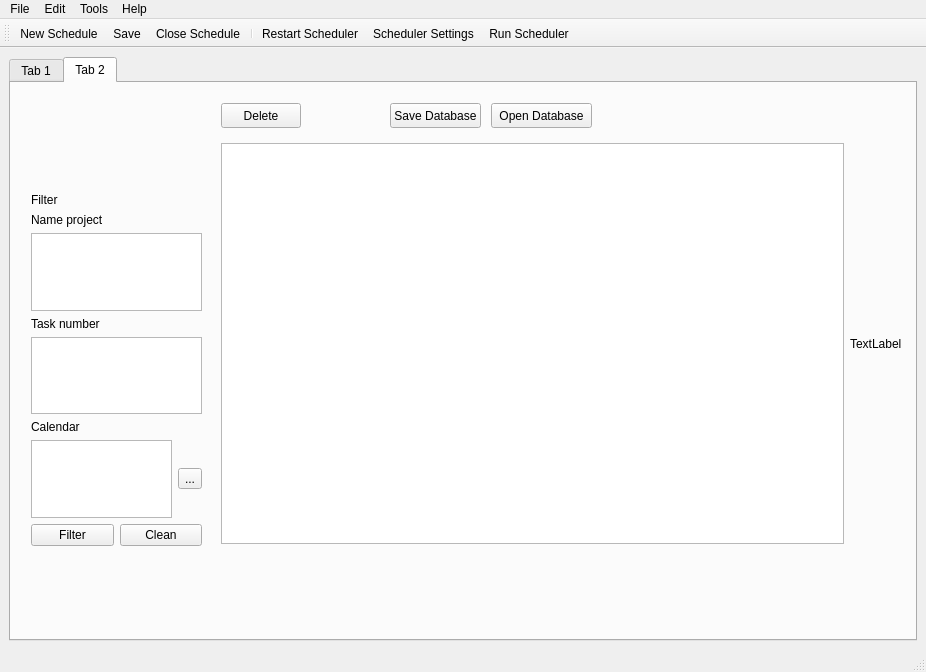
Above: FCheddar/mainwindow.ui from alu0101278919/OS_Project_FCheddar before the change. Below: the same form after it.
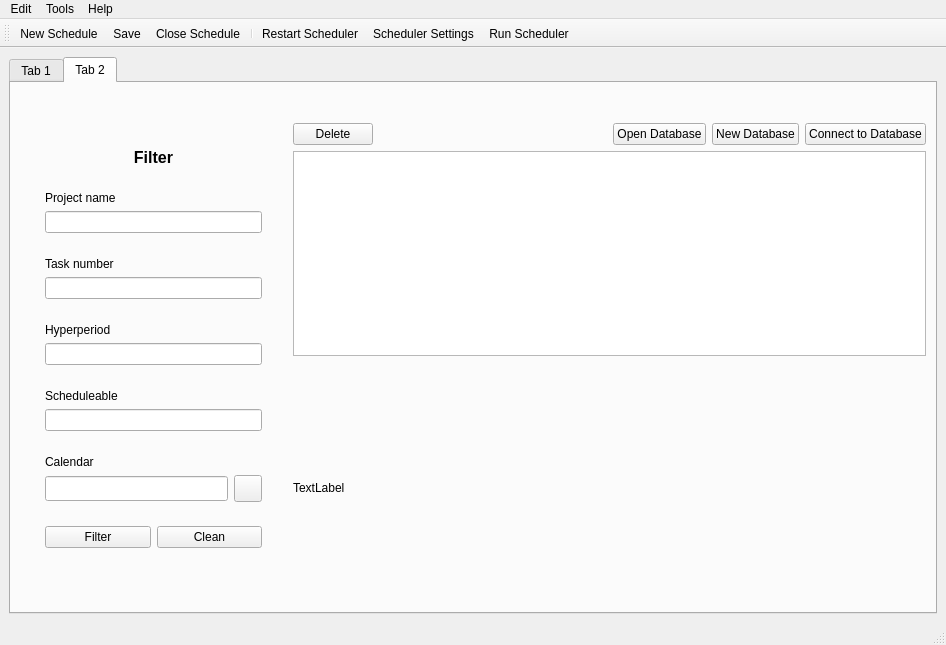
That is the form after the change. Icons and pictures are not drawn.

Commit message: Error control and basic database filtering

```diff
--- a/FCheddar/mainwindow.ui
+++ b/FCheddar/mainwindow.ui
@@ -6,15 +6,15 @@
    <rect>
     <x>0</x>
     <y>0</y>
-    <width>926</width>
-    <height>672</height>
+    <width>946</width>
+    <height>645</height>
    </rect>
   </property>
   <property name="windowTitle">
    <string>MainWindow</string>
   </property>
   <widget class="QWidget" name="centralwidget">
-   <layout class="QHBoxLayout" name="horizontalLayout">
+   <layout class="QVBoxLayout" name="verticalLayout_14">
     <item>
      <widget class="QTabWidget" name="tabWidget">
       <property name="currentIndex">
@@ -77,97 +77,113 @@
        <attribute name="title">
         <string>Tab 2</string>
        </attribute>
-       <widget class="QPushButton" name="deleteButton">
-        <property name="geometry">
-         <rect>
-          <x>210</x>
-          <y>20</y>
-          <width>80</width>
-          <height>25</height>
-         </rect>
-        </property>
-        <property name="text">
-         <string>Delete</string>
-        </property>
-       </widget>
-       <widget class="QPushButton" name="saveDatabaseButton">
-        <property name="geometry">
-         <rect>
-          <x>379</x>
-          <y>20</y>
-          <width>91</width>
-          <height>25</height>
-         </rect>
-        </property>
-        <property name="styleSheet">
-         <string notr="true"/>
-        </property>
-        <property name="text">
-         <string>Save Database</string>
-        </property>
-       </widget>
-       <widget class="QPushButton" name="openDatabaseButton">
-        <property name="geometry">
-         <rect>
-          <x>480</x>
-          <y>20</y>
-          <width>101</width>
-          <height>25</height>
-         </rect>
-        </property>
-        <property name="text">
-         <string>Open Database</string>
-        </property>
-       </widget>
-       <widget class="QWidget" name="layoutWidget">
-        <property name="geometry">
-         <rect>
-          <x>210</x>
-          <y>60</y>
-          <width>681</width>
-          <height>401</height>
-         </rect>
-        </property>
-        <layout class="QHBoxLayout" name="showDatabase_layout">
-         <item>
-          <widget class="QTableView" name="projectTable"/>
+       <layout class="QVBoxLayout" name="verticalLayout_10">
+        <item>
+         <layout class="QHBoxLayout" name="horizontalLayout">
+          <item>
+           <spacer name="horizontalSpacer_5">
+            <property name="orientation">
+             <enum>Qt::Horizontal</enum>
+            </property>
+            <property name="sizeType">
+             <enum>QSizePolicy::Fixed</enum>
+            </property>
+            <property name="sizeHint" stdset="0">
+             <size>
+              <width>25</width>
+              <height>20</height>
+             </size>
+            </property>
+           </spacer>
+          </item>
+          <item>
+           <layout class="QVBoxLayout" name="verticalLayout_9">
+            <item>
+             <spacer name="verticalSpacer_8">
+              <property name="orientation">
+               <enum>Qt::Vertical</enum>
+              </property>
+              <property name="sizeType">
+               <enum>QSizePolicy::MinimumExpanding</enum>
+              </property>
+              <property name="sizeHint" stdset="0">
+               <size>
+                <width>20</width>
+                <height>28</height>
+               </size>
+              </property>
+             </spacer>
          </item>
          <item>
-          <widget class="QLabel" name="imgGraph">
-           <property name="text">
-            <string>TextLabel</string>
-           </property>
-          </widget>
-         </item>
-        </layout>
-       </widget>
-       <widget class="QWidget" name="">
-        <property name="geometry">
-         <rect>
-          <x>20</x>
-          <y>110</y>
-          <width>171</width>
-          <height>353</height>
-         </rect>
-        </property>
-        <layout class="QVBoxLayout" name="filter_layout">
+             <layout class="QVBoxLayout" name="verticalLayout_8">
          <item>
           <widget class="QLabel" name="filteLabel">
            <property name="text">
-            <string>Filter</string>
+                 <string>&lt;html&gt;&lt;head/&gt;&lt;body&gt;&lt;p align=&quot;center&quot;&gt;&lt;span style=&quot; font-size:12pt; font-weight:700;&quot;&gt;Filter&lt;/span&gt;&lt;/p&gt;&lt;/body&gt;&lt;/html&gt;</string>
            </property>
           </widget>
          </item>
+              <item>
+               <spacer name="verticalSpacer_7">
+                <property name="orientation">
+                 <enum>Qt::Vertical</enum>
+                </property>
+                <property name="sizeType">
+                 <enum>QSizePolicy::Maximum</enum>
+                </property>
+                <property name="sizeHint" stdset="0">
+                 <size>
+                  <width>20</width>
+                  <height>18</height>
+                 </size>
+                </property>
+               </spacer>
+              </item>
+              <item>
+               <layout class="QVBoxLayout" name="verticalLayout_5">
          <item>
           <widget class="QLabel" name="nameProjectLabel">
            <property name="text">
-            <string>Name project</string>
+                   <string>Project name</string>
            </property>
           </widget>
          </item>
          <item>
-          <widget class="QTextEdit" name="nameProjectText"/>
-         </item>
+                 <widget class="QLineEdit" name="projectNameEdit">
+                  <property name="sizePolicy">
+                   <sizepolicy hsizetype="Ignored" vsizetype="Fixed">
+                    <horstretch>0</horstretch>
+                    <verstretch>0</verstretch>
+                   </sizepolicy>
+                  </property>
+                  <property name="maximumSize">
+                   <size>
+                    <width>219</width>
+                    <height>25</height>
+                   </size>
+                  </property>
+                 </widget>
+                </item>
+               </layout>
+              </item>
+              <item>
+               <spacer name="verticalSpacer_2">
+                <property name="orientation">
+                 <enum>Qt::Vertical</enum>
+                </property>
+                <property name="sizeType">
+                 <enum>QSizePolicy::Maximum</enum>
+                </property>
+                <property name="sizeHint" stdset="0">
+                 <size>
+                  <width>20</width>
+                  <height>18</height>
+                 </size>
+                </property>
+               </spacer>
+              </item>
+              <item>
+               <layout class="QVBoxLayout" name="verticalLayout_4">
          <item>
           <widget class="QLabel" name="taskNumberLabel">
            <property name="text">
@@ -176,10 +192,127 @@
           </widget>
          </item>
          <item>
-          <widget class="QTextEdit" name="taskNumberText"/>
-         </item>
+                 <widget class="QLineEdit" name="taskNumberEdit">
+                  <property name="sizePolicy">
+                   <sizepolicy hsizetype="Ignored" vsizetype="Fixed">
+                    <horstretch>0</horstretch>
+                    <verstretch>0</verstretch>
+                   </sizepolicy>
+                  </property>
+                  <property name="maximumSize">
+                   <size>
+                    <width>219</width>
+                    <height>25</height>
+                   </size>
+                  </property>
+                 </widget>
+                </item>
+               </layout>
+              </item>
          <item>
-          <layout class="QVBoxLayout" name="calendar_layout">
+               <spacer name="verticalSpacer_5">
+                <property name="orientation">
+                 <enum>Qt::Vertical</enum>
+                </property>
+                <property name="sizeType">
+                 <enum>QSizePolicy::Maximum</enum>
+                </property>
+                <property name="sizeHint" stdset="0">
+                 <size>
+                  <width>20</width>
+                  <height>18</height>
+                 </size>
+                </property>
+               </spacer>
+              </item>
+              <item>
+               <layout class="QVBoxLayout" name="verticalLayout_6">
+                <item>
+                 <widget class="QLabel" name="hyperperiodLabel">
+                  <property name="text">
+                   <string>Hyperperiod</string>
+                  </property>
+                 </widget>
+                </item>
+                <item>
+                 <widget class="QLineEdit" name="hyperperiodEdit">
+                  <property name="sizePolicy">
+                   <sizepolicy hsizetype="Ignored" vsizetype="Fixed">
+                    <horstretch>0</horstretch>
+                    <verstretch>0</verstretch>
+                   </sizepolicy>
+                  </property>
+                  <property name="maximumSize">
+                   <size>
+                    <width>219</width>
+                    <height>25</height>
+                   </size>
+                  </property>
+                 </widget>
+                </item>
+               </layout>
+              </item>
+              <item>
+               <spacer name="verticalSpacer_12">
+                <property name="orientation">
+                 <enum>Qt::Vertical</enum>
+                </property>
+                <property name="sizeType">
+                 <enum>QSizePolicy::Maximum</enum>
+                </property>
+                <property name="sizeHint" stdset="0">
+                 <size>
+                  <width>20</width>
+                  <height>18</height>
+                 </size>
+                </property>
+               </spacer>
+              </item>
+              <item>
+               <layout class="QVBoxLayout" name="verticalLayout_7">
+                <item>
+                 <widget class="QLabel" name="scheduleableLabel">
+                  <property name="text">
+                   <string>Scheduleable</string>
+                  </property>
+                 </widget>
+                </item>
+                <item>
+                 <widget class="QLineEdit" name="scheduleableEdit">
+                  <property name="sizePolicy">
+                   <sizepolicy hsizetype="Ignored" vsizetype="Fixed">
+                    <horstretch>0</horstretch>
+                    <verstretch>0</verstretch>
+                   </sizepolicy>
+                  </property>
+                  <property name="maximumSize">
+                   <size>
+                    <width>219</width>
+                    <height>25</height>
+                   </size>
+                  </property>
+                 </widget>
+                </item>
+               </layout>
+              </item>
+              <item>
+               <spacer name="verticalSpacer_11">
+                <property name="orientation">
+                 <enum>Qt::Vertical</enum>
+                </property>
+                <property name="sizeType">
+                 <enum>QSizePolicy::Maximum</enum>
+                </property>
+                <property name="sizeHint" stdset="0">
+                 <size>
+                  <width>20</width>
+                  <height>18</height>
+                 </size>
+                </property>
+               </spacer>
+              </item>
+              <item>
+               <layout class="QVBoxLayout" name="verticalLayout_3">
            <item>
             <widget class="QLabel" name="calendarLabel">
              <property name="text">
@@ -188,14 +321,37 @@
             </widget>
            </item>
            <item>
-            <layout class="QHBoxLayout" name="utilitesCalendar_layout">
+                 <layout class="QHBoxLayout" name="horizontalLayout_3">
              <item>
-              <widget class="QTextEdit" name="calendarText"/>
+                   <widget class="QLineEdit" name="calendarEdit">
+                    <property name="maximumSize">
+                     <size>
+                      <width>183</width>
+                      <height>25</height>
+                     </size>
+                    </property>
+                   </widget>
              </item>
              <item>
               <widget class="QToolButton" name="calendarButton">
+                    <property name="styleSheet">
+                     <string notr="true"/>
+                    </property>
                <property name="text">
-                <string>...</string>
+                     <string/>
+                    </property>
+                    <property name="icon">
+                     <iconset resource="icons.qrc">
+                      <normaloff>:/img/icons8-calendar-80.png</normaloff>:/img/icons8-calendar-80.png</iconset>
+                    </property>
+                    <property name="iconSize">
+                     <size>
+                      <width>20</width>
+                      <height>20</height>
+                     </size>
+                    </property>
+                    <property name="checkable">
+                     <bool>false</bool>
                </property>
               </widget>
              </item>
@@ -203,6 +359,22 @@
            </item>
           </layout>
          </item>
+              <item>
+               <spacer name="verticalSpacer_6">
+                <property name="orientation">
+                 <enum>Qt::Vertical</enum>
+                </property>
+                <property name="sizeType">
+                 <enum>QSizePolicy::Maximum</enum>
+                </property>
+                <property name="sizeHint" stdset="0">
+                 <size>
+                  <width>20</width>
+                  <height>18</height>
+                 </size>
+                </property>
+               </spacer>
+              </item>
          <item>
           <layout class="QHBoxLayout" name="buttonFilter_layout">
            <item>
@@ -225,7 +397,169 @@
           </layout>
          </item>
         </layout>
-       </widget>
+            </item>
+            <item>
+             <spacer name="verticalSpacer_9">
+              <property name="orientation">
+               <enum>Qt::Vertical</enum>
+              </property>
+              <property name="sizeType">
+               <enum>QSizePolicy::MinimumExpanding</enum>
+              </property>
+              <property name="sizeHint" stdset="0">
+               <size>
+                <width>20</width>
+                <height>28</height>
+               </size>
+              </property>
+             </spacer>
+            </item>
+           </layout>
+          </item>
+          <item>
+           <spacer name="horizontalSpacer_2">
+            <property name="orientation">
+             <enum>Qt::Horizontal</enum>
+            </property>
+            <property name="sizeType">
+             <enum>QSizePolicy::Maximum</enum>
+            </property>
+            <property name="sizeHint" stdset="0">
+             <size>
+              <width>25</width>
+              <height>20</height>
+             </size>
+            </property>
+           </spacer>
+          </item>
+          <item>
+           <layout class="QVBoxLayout" name="verticalLayout">
+            <item>
+             <spacer name="verticalSpacer">
+              <property name="orientation">
+               <enum>Qt::Vertical</enum>
+              </property>
+              <property name="sizeType">
+               <enum>QSizePolicy::Maximum</enum>
+              </property>
+              <property name="sizeHint" stdset="0">
+               <size>
+                <width>38</width>
+                <height>31</height>
+               </size>
+              </property>
+             </spacer>
+            </item>
+            <item>
+             <layout class="QHBoxLayout" name="horizontalLayout_2">
+              <item>
+               <widget class="QPushButton" name="deleteButton">
+                <property name="text">
+                 <string>Delete</string>
+                </property>
+               </widget>
+              </item>
+              <item>
+               <spacer name="horizontalSpacer">
+                <property name="orientation">
+                 <enum>Qt::Horizontal</enum>
+                </property>
+                <property name="sizeHint" stdset="0">
+                 <size>
+                  <width>118</width>
+                  <height>20</height>
+                 </size>
+                </property>
+               </spacer>
+              </item>
+              <item>
+               <widget class="QPushButton" name="openDatabaseButton">
+                <property name="text">
+                 <string>Open Database</string>
+                </property>
+               </widget>
+              </item>
+              <item>
+               <widget class="QPushButton" name="newDatabaseButton">
+                <property name="text">
+                 <string>New Database</string>
+                </property>
+               </widget>
+              </item>
+              <item>
+               <widget class="QPushButton" name="connectToDatabase">
+                <property name="text">
+                 <string>Connect to Database</string>
+                </property>
+               </widget>
+              </item>
+             </layout>
+            </item>
+            <item>
+             <widget class="QTableView" name="projectTable">
+              <property name="sizePolicy">
+               <sizepolicy hsizetype="Expanding" vsizetype="Expanding">
+                <horstretch>0</horstretch>
+                <verstretch>0</verstretch>
+               </sizepolicy>
+              </property>
+              <property name="minimumSize">
+               <size>
+                <width>609</width>
+                <height>100</height>
+               </size>
+              </property>
+              <property name="maximumSize">
+               <size>
+                <width>16777215</width>
+                <height>16777215</height>
+               </size>
+              </property>
+             </widget>
+            </item>
+            <item>
+             <spacer name="verticalSpacer_10">
+              <property name="orientation">
+               <enum>Qt::Vertical</enum>
+              </property>
+              <property name="sizeType">
+               <enum>QSizePolicy::Fixed</enum>
+              </property>
+              <property name="sizeHint" stdset="0">
+               <size>
+                <width>20</width>
+                <height>10</height>
+               </size>
+              </property>
+             </spacer>
+            </item>
+            <item>
+             <widget class="QLabel" name="imgGraph">
+              <property name="enabled">
+               <bool>true</bool>
+              </property>
+              <property name="sizePolicy">
+               <sizepolicy hsizetype="Expanding" vsizetype="Expanding">
+                <horstretch>0</horstretch>
+                <verstretch>0</verstretch>
+               </sizepolicy>
+              </property>
+              <property name="minimumSize">
+               <size>
+                <width>609</width>
+                <height>231</height>
+               </size>
+              </property>
+              <property name="text">
+               <string>TextLabel</string>
+              </property>
+             </widget>
+            </item>
+           </layout>
+          </item>
+         </layout>
+        </item>
+       </layout>
       </widget>
      </widget>
     </item>
@@ -236,15 +570,10 @@
     <rect>
      <x>0</x>
      <y>0</y>
-     <width>926</width>
+     <width>946</width>
      <height>22</height>
     </rect>
    </property>
-   <widget class="QMenu" name="menuFile">
-    <property name="title">
-     <string>File</string>
-    </property>
-   </widget>
    <widget class="QMenu" name="menuEdit">
     <property name="title">
      <string>Edit</string>
@@ -260,7 +589,6 @@
      <string>Help</string>
     </property>
    </widget>
-   <addaction name="menuFile"/>
    <addaction name="menuEdit"/>
    <addaction name="menuTools"/>
    <addaction name="menuHelp"/>
```
Left out of the diff: 30 changed lines with no effect on the pictures. Lines whose indentation alone changed are shown as unchanged. The commit also changes 15 other files.
